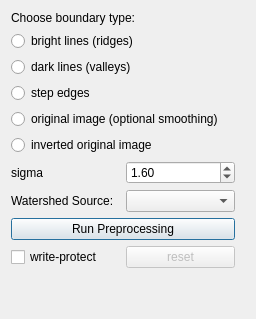
Old version of the form ilastik/workflows/carving/preprocessingDrawer.ui in the repository ilastik/ilastik.
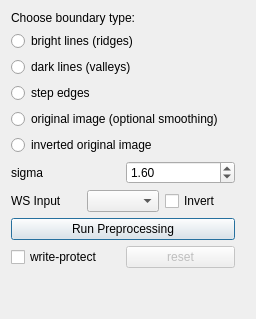
New version of the form. Icons and pictures are not drawn.

Commit message: Carving: Preprocessing: Give explicit control over watershed source inversion setting.

Patch:
```diff
--- a/ilastik/workflows/carving/preprocessingDrawer.ui
+++ b/ilastik/workflows/carving/preprocessingDrawer.ui
@@ -123,13 +123,20 @@
        <item>
         <widget class="QLabel" name="label_3">
          <property name="text">
-          <string>Watershed Source:</string>
+          <string>WS Input</string>
          </property>
         </widget>
        </item>
        <item>
         <widget class="QComboBox" name="watershedSourceCombo"/>
        </item>
+       <item>
+        <widget class="QCheckBox" name="invertWatershedSourceCheckbox">
+         <property name="text">
+          <string>Invert</string>
+         </property>
+        </widget>
+       </item>
       </layout>
      </item>
      <item>
```
The commit also changes 2 other files.
